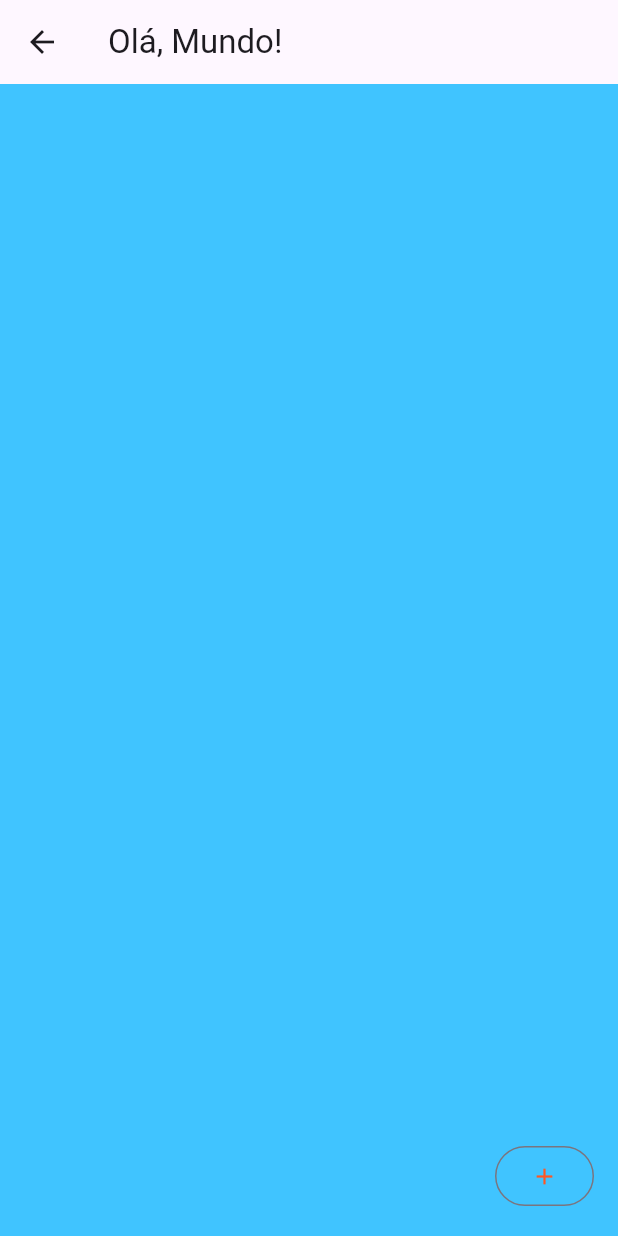
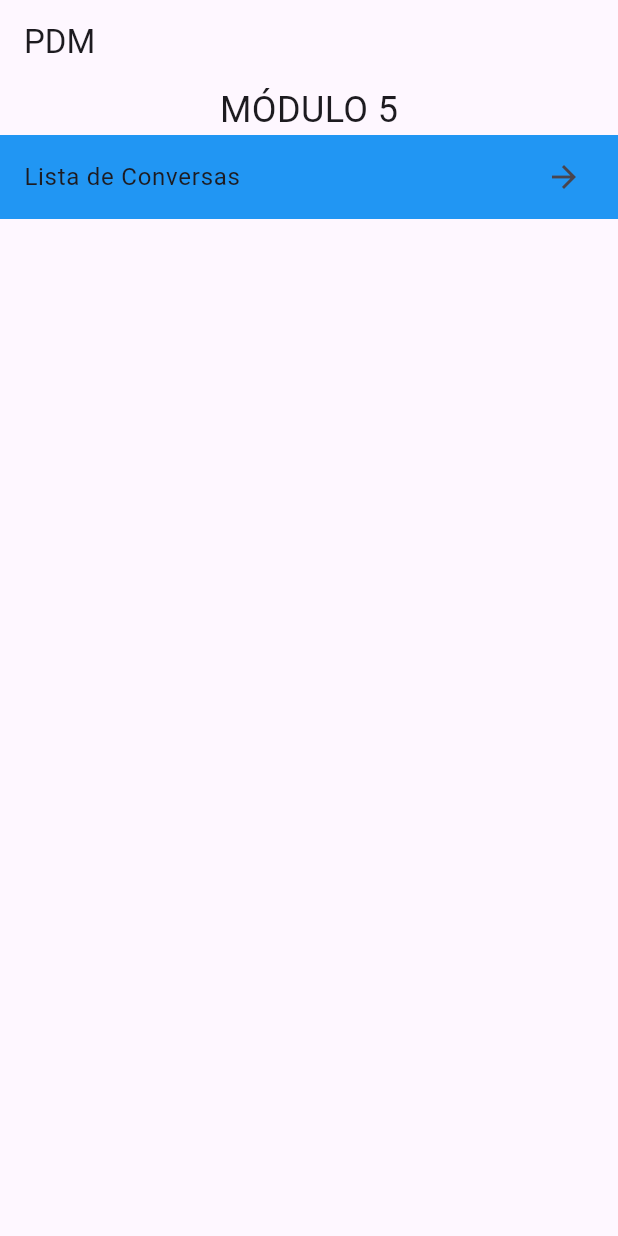
Before and after one commit to 888772/aula01, a Flutter app: the MyHomePage screen opened directly, on a phone screen of 412 x 824 dp. Run offline on Flutter 3.47's test engine with Material 3 defaults, Android fonts, the phone set to English and light mode, and no system bars.

Commit message:
modified:   lib/home.dart 	deleted:    lib/home2.dart 	modified:   lib/infra/conversa_repository.dart 	modified:   lib/main.dart

```diff
--- a/lib/home.dart
+++ b/lib/home.dart
@@ -1,23 +1,40 @@
 import 'package:flutter/material.dart';
+import 'package:aula01/pages/chat_list_page.dart';
 
 class MyHomePage extends StatelessWidget {
-  const MyHomePage({super.key});
-
+  MyHomePage({super.key});
 
   @override
   Widget build(BuildContext context) {
     return Scaffold(
       appBar: AppBar(
-        title: Text('Olá, Mundo!'),
+        title: const Text('PDM'),
       ),
-      body: Container(
-        color: Colors.lightBlueAccent,
-      ),
-      floatingActionButton: OutlinedButton(
-        onPressed: () {},
-        child: Icon(Icons.add, color: Colors.deepOrange,)
-        ),
+      body: Column(
+        mainAxisAlignment: MainAxisAlignment.start,
+        children: [
+          Text(
+            'MÓDULO 5',
+            style: TextStyle(fontSize: 24),
+          ),
+          ListView(
+            shrinkWrap: true,
+            children: [
+              ListTile(
+                title: Text('Lista de Conversas'),
+                trailing: Icon(Icons.arrow_forward),
+                onTap: () {
+                Navigator.push(
+                    context,
+                    MaterialPageRoute(builder: (context) => ChatListPage()),
+                  );
+                },
+                tileColor: Colors.blue,
+              ),
+            ],
+          ),
+        ]
+      )
     );
-
   }
 }
--- a/lib/infra/conversa_repository.dart
+++ b/lib/infra/conversa_repository.dart
@@ -5,13 +5,13 @@ class ConversaRepository {
    List<Conversa> conversas = [
         Conversa(
           contato: 'Matheus',
-          ultimaMsg: 'JUROOO',
+          ultimaMsg: 'É ISSO AÍ MESMO',
           hora: '13:20',
           naoLidas: 1,
           ),
         Conversa(
-          contato: 'Cecilia',
-          ultimaMsg: 'EU AMOOOO',
+          contato: 'ENZO',
+          ultimaMsg: 'BORA DE FF?',
           hora: '15:18',
           naoLidas: 0,
           ),
--- a/lib/main.dart
+++ b/lib/main.dart
@@ -1,4 +1,4 @@
-import 'package:aula01/pages/chat_list_page.dart';
+import 'package:aula01/home.dart';
 import 'package:flutter/material.dart';
 
 void main() {
@@ -31,7 +31,7 @@ class MyApp extends StatelessWidget {
         // tested with just a hot reload.
         colorScheme: ColorScheme.fromSeed(seedColor: Colors.deepPurple),
       ),
-      home: ChatListPage(),
+      home: MyHomePage(),
     );
   }
 }
```
Also changed, not shown: lib/home2.dart (deleted, +0 -78 lines).
